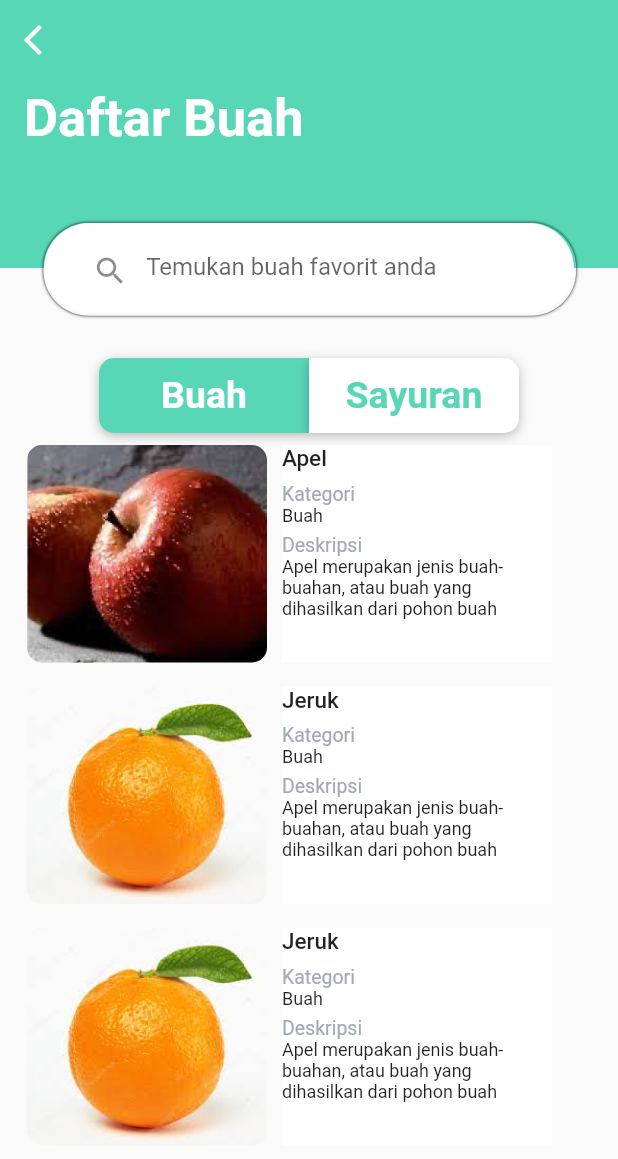
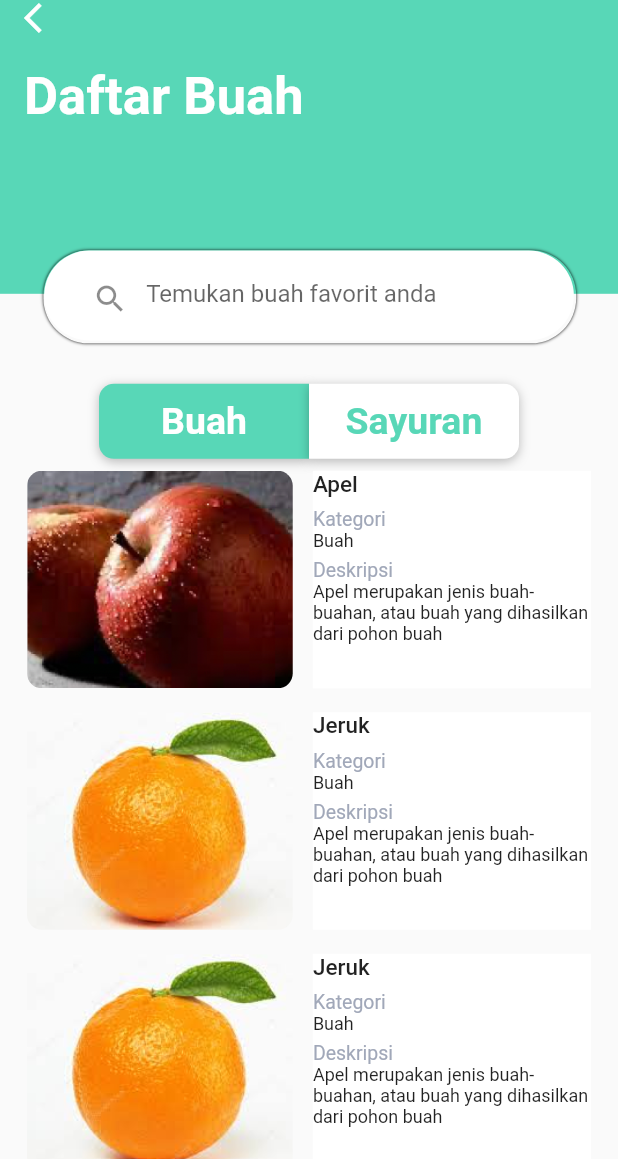
Before and after one commit to Madd-G/nutria_old, a Flutter app: the screen it shows after launch, on a phone screen of 412 x 824 dp, the part 77-1236 px from its top. Run offline on Flutter 3.47's test engine with Material 2 defaults, Android fonts, the phone set to English and light mode, and no system bars; our stand-ins replace dropdown_search, get.

Commit message:
fixed size bug and updated fruit list screen

```diff
--- a/lib/components/fruit_carousel.dart
+++ b/lib/components/fruit_carousel.dart
@@ -9,6 +9,7 @@ class FruitCarousel extends StatelessWidget {
 
   @override
   Widget build(BuildContext context) {
+    var width = MediaQuery.of(context).size.width;
     return Container(
         height: 600,
         child: ListView.builder(
@@ -19,6 +20,7 @@ class FruitCarousel extends StatelessWidget {
               return Padding(
                 padding: const EdgeInsets.all(8.0),
                 child: Row(
+                  mainAxisAlignment: MainAxisAlignment.spaceBetween,
                   children: [
                     Hero(
                       tag: fruits.imageUrl,
@@ -26,19 +28,16 @@ class FruitCarousel extends StatelessWidget {
                         borderRadius: BorderRadius.circular(10.0),
                         child: Image(
                           height: 145.0,
-                          width: 160.0,
+                          width: width * 0.43,
                           image: AssetImage(fruits.imageUrl),
                           fit: BoxFit.cover,
                         ),
                       ),
                     ),
-                    const SizedBox(
-                      width: 10.0,
-                    ),
                     Container(
                       color: Colors.white,
                       height: 145.0,
-                      width: 180.0,
+                      width: width * 0.45,
                       child: Column(
                         mainAxisAlignment: MainAxisAlignment.start,
                         crossAxisAlignment: CrossAxisAlignment.start,
--- a/lib/views/fruit_list_screen.dart
+++ b/lib/views/fruit_list_screen.dart
@@ -1,11 +1,14 @@
 import 'package:flutter/material.dart';
 import 'package:nutria/components/fruit_carousel.dart';
+import 'package:get/get.dart';
 
 class FruitListScreen extends StatelessWidget {
   const FruitListScreen({Key? key}) : super(key: key);
 
   @override
   Widget build(BuildContext context) {
+    var height = MediaQuery.of(context).size.height;
+    var width = MediaQuery.of(context).size.width;
     return Scaffold(
       body: SingleChildScrollView(
         child: Stack(
@@ -14,7 +17,7 @@ class FruitListScreen extends StatelessWidget {
               children: [
                 Container(
                   color: Theme.of(context).colorScheme.primary,
-                  height: 230,
+                  height: height * 0.3,
                   width: double.infinity,
                   child: Padding(
                     padding: const EdgeInsets.all(16.0),
@@ -31,9 +34,6 @@ class FruitListScreen extends StatelessWidget {
                                 fontWeight: FontWeight.w700),
                           ),
                         )),
-                        SizedBox(
-                          height: 15.0,
-                        ),
                         Icon(
                           Icons.arrow_back_ios,
                           color: Colors.white,
@@ -88,7 +88,9 @@ class FruitListScreen extends StatelessWidget {
                                   fontWeight: FontWeight.w700),
                             )),
                           ),
-                          Container(
+                          GestureDetector(
+                            onTap: () => Get.toNamed('/vegetable_list_screen'),
+                            child: Container(
                               height: 50,
                               width: 140,
                               decoration: const BoxDecoration(
@@ -111,6 +113,7 @@ class FruitListScreen extends StatelessWidget {
                                     fontWeight: FontWeight.w700),
                               )),
                             ),
+                          ),
                         ],
                       ),
                       const FruitCarousel()
@@ -120,7 +123,7 @@ class FruitListScreen extends StatelessWidget {
               ],
             ),
             Positioned(
-              top: 200,
+              top: height * 0.265,
               left: MediaQuery.of(context).size.width / 14,
               right: MediaQuery.of(context).size.width / 14,
               // right: width/2,
```
Lines whose indentation alone changed are shown as unchanged.
